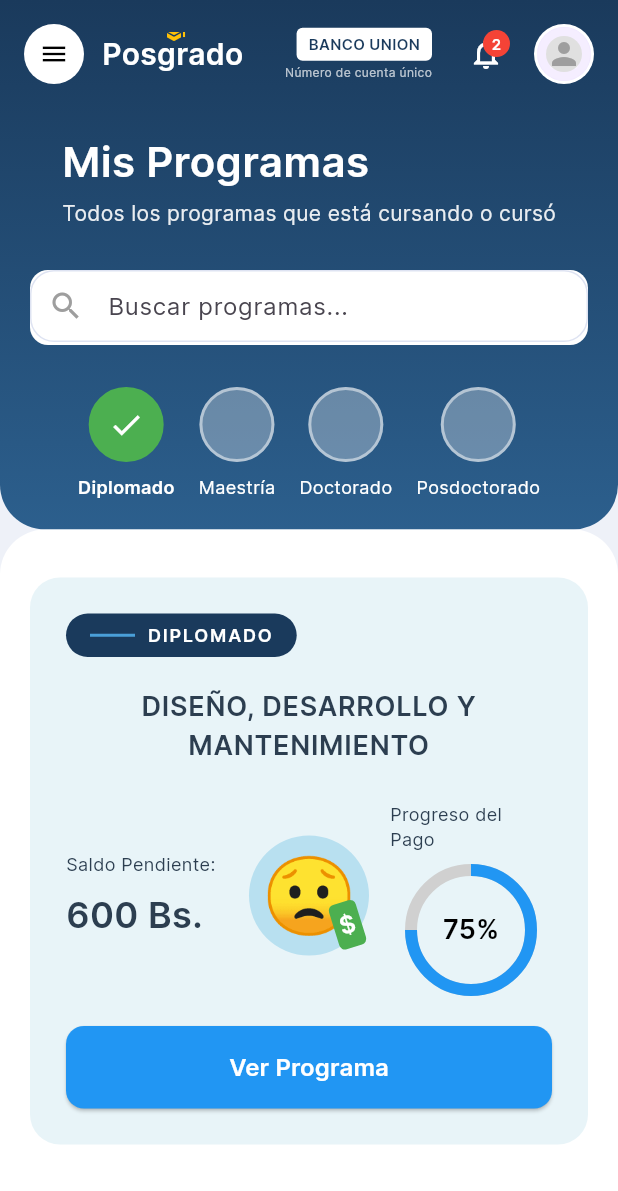
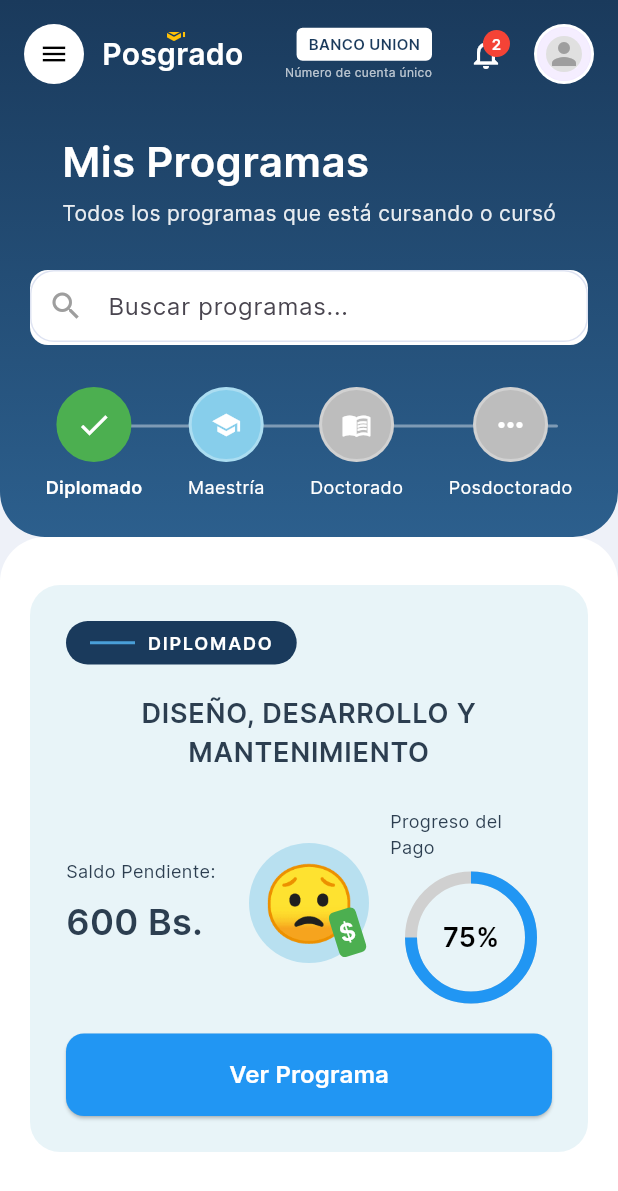
Before and after one commit to cortezsolizbrayan-jpg/Ssut_tarija, a Flutter app: the screen it shows after launch, on a phone screen of 412 x 824 dp. Shown: the top 1191 px of the screen. Run offline on Flutter 3.47's test engine with Material 3 defaults, Android fonts, the phone set to English and light mode, and no system bars; our stand-ins replace dio, flutter_svg, go_router, rive.

```diff
--- a/lib/features/sistema/screens/diplomados/components/app_header.dart
+++ b/lib/features/sistema/screens/diplomados/components/app_header.dart
@@ -219,34 +219,56 @@ class AppHeader extends StatelessWidget {
                 ),
               ),
             ),
-            // Selector de tipo de programa
+            // Selector de tipo de programa (Línea de tiempo)
             Padding(
               padding: const EdgeInsets.only(top: 16, bottom: 20),
               child: Column(
                 children: [
+                  // Línea de tiempo con círculos conectados
+                  SizedBox(
+                    height: 80,
+                    child: Stack(
+                      alignment: Alignment.center,
+                      children: [
+                        // Línea horizontal conectando los círculos
+                        Positioned(
+                          left: 40,
+                          right: 40,
+                          top: 25,
+                          child: Container(
+                            height: 2,
+                            decoration: BoxDecoration(
+                              color: Colors.white.withOpacity(0.4),
+                              borderRadius: BorderRadius.circular(1),
+                            ),
+                          ),
+                        ),
+                        // Círculos con iconos
                         Row(
-                    mainAxisAlignment: MainAxisAlignment.center,
+                          mainAxisAlignment: MainAxisAlignment.spaceEvenly,
+                          crossAxisAlignment: CrossAxisAlignment.start,
                           children: [
                             _ProgramTypeSelector(
                               label: 'Diplomado',
+                              type: ProgramType.diplomado,
                               isSelected: true,
                               onTap: () {},
                             ),
-                      const SizedBox(width: 16),
                             _ProgramTypeSelector(
                               label: 'Maestría',
+                              type: ProgramType.maestria,
                               isSelected: false,
                               onTap: () {},
                             ),
-                      const SizedBox(width: 16),
                             _ProgramTypeSelector(
                               label: 'Doctorado',
+                              type: ProgramType.doctorado,
                               isSelected: false,
                               onTap: () {},
                             ),
-                      const SizedBox(width: 16),
                             _ProgramTypeSelector(
                               label: 'Posdoctorado',
+                              type: ProgramType.posdoctorado,
                               isSelected: false,
                               onTap: () {},
                             ),
@@ -258,20 +280,58 @@ class AppHeader extends StatelessWidget {
                 ],
               ),
             ),
+          ],
+        ),
+      ),
     );
   }
 }
 
+enum ProgramType { diplomado, maestria, doctorado, posdoctorado }
+
 class _ProgramTypeSelector extends StatelessWidget {
   final String label;
+  final ProgramType type;
   final bool isSelected;
   final VoidCallback onTap;
 
   const _ProgramTypeSelector({
     required this.label,
+    required this.type,
     required this.isSelected,
     required this.onTap,
   });
+
+  Color _getCircleColor() {
+    if (isSelected) {
+      return Colors.green;
+    }
+    switch (type) {
+      case ProgramType.maestria:
+        return const Color(0xFF87CEEB); // Azul claro
+      case ProgramType.doctorado:
+      case ProgramType.posdoctorado:
+        return Colors.grey.shade400; // Gris claro
+      default:
+        return Colors.grey.shade400;
+    }
+  }
+
+  Widget _getIcon() {
+    if (isSelected && type == ProgramType.diplomado) {
+      return const Icon(Icons.check, color: Colors.white, size: 24);
+    }
+    switch (type) {
+      case ProgramType.maestria:
+        return const Icon(Icons.school, color: Colors.white, size: 20);
+      case ProgramType.doctorado:
+        return const Icon(Icons.menu_book, color: Colors.white, size: 20);
+      case ProgramType.posdoctorado:
+        return const Icon(Icons.more_horiz, color: Colors.white, size: 24);
+      default:
+        return const SizedBox.shrink();
+    }
+  }
 
   @override
   Widget build(BuildContext context) {
@@ -284,17 +344,15 @@ class _ProgramTypeSelector extends StatelessWidget {
             height: 50,
             decoration: BoxDecoration(
               shape: BoxShape.circle,
-              color: isSelected ? Colors.green : Colors.white.withOpacity(0.3),
+              color: _getCircleColor(),
               border: Border.all(
                 color: isSelected
                     ? Colors.green
-                    : Colors.white.withOpacity(0.5),
+                    : Colors.white.withOpacity(0.3),
                 width: 2,
               ),
             ),
-            child: isSelected
-                ? const Icon(Icons.check, color: Colors.white, size: 24)
-                : null,
+            child: Center(child: _getIcon()),
           ),
           const SizedBox(height: 8),
           Text(
```
Lines whose indentation alone changed are shown as unchanged.
